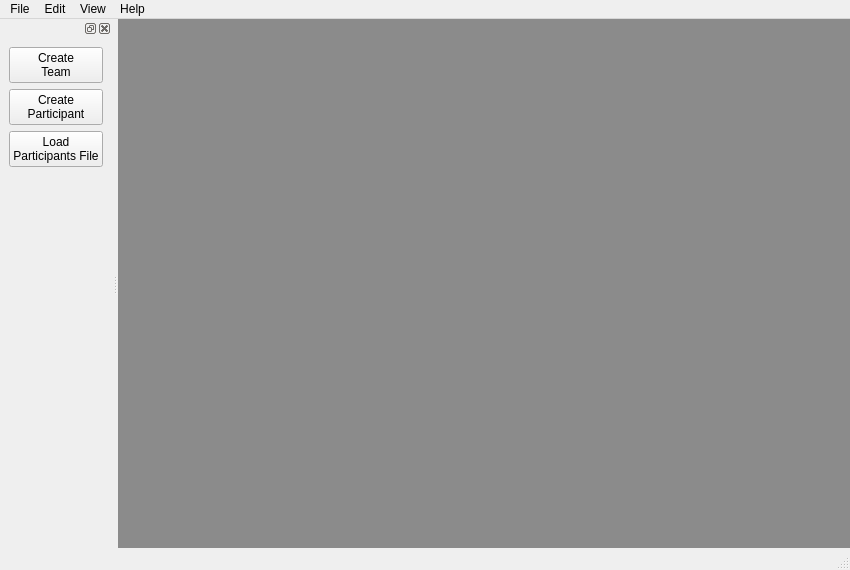
PillowTweezers/PurMyun, file gui/mainwindow.ui: the form before one commit.
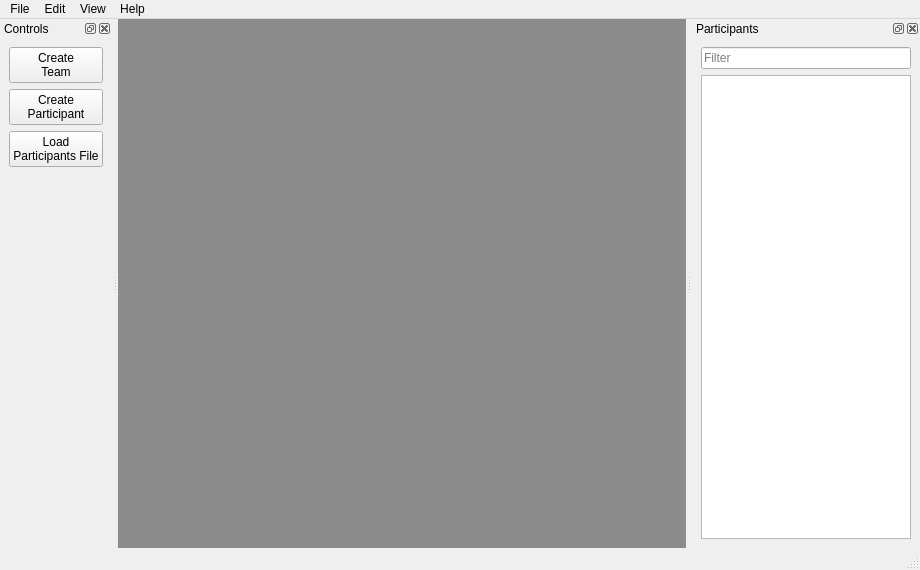
The form after the commit.

Commit message: Added participants dock.

The edit to the form file:
```diff
--- a/gui/mainwindow.ui
+++ b/gui/mainwindow.ui
@@ -6,7 +6,7 @@
    <rect>
     <x>0</x>
     <y>0</y>
-    <width>850</width>
+    <width>920</width>
     <height>570</height>
    </rect>
   </property>
@@ -29,7 +29,7 @@
     <rect>
      <x>0</x>
      <y>0</y>
-     <width>850</width>
+     <width>920</width>
      <height>23</height>
     </rect>
    </property>
@@ -59,7 +59,10 @@
    <addaction name="menuHelp"/>
   </widget>
   <widget class="QStatusBar" name="statusbar"/>
-  <widget class="QDockWidget" name="dockWidget">
+  <widget class="QDockWidget" name="controlsDock">
+   <property name="windowTitle">
+    <string>Controls</string>
+   </property>
    <attribute name="dockWidgetArea">
     <number>1</number>
    </attribute>
@@ -108,6 +111,53 @@
     </layout>
    </widget>
   </widget>
+  <widget class="QDockWidget" name="participantsDock">
+   <property name="minimumSize">
+    <size>
+     <width>228</width>
+     <height>524</height>
+    </size>
+   </property>
+   <property name="windowTitle">
+    <string>Participants</string>
+   </property>
+   <attribute name="dockWidgetArea">
+    <number>2</number>
+   </attribute>
+   <widget class="QWidget" name="dockWidgetContents_2">
+    <layout class="QVBoxLayout" name="verticalLayout_2">
+     <item>
+      <widget class="QLineEdit" name="nameFilterEdt">
+       <property name="text">
+        <string/>
+       </property>
+       <property name="placeholderText">
+        <string>Filter</string>
+       </property>
+      </widget>
+     </item>
+     <item>
+      <widget class="QListView" name="listView">
+       <property name="minimumSize">
+        <size>
+         <width>0</width>
+         <height>454</height>
+        </size>
+       </property>
+       <property name="verticalScrollBarPolicy">
+        <enum>Qt::ScrollBarAlwaysOff</enum>
+       </property>
+       <property name="horizontalScrollBarPolicy">
+        <enum>Qt::ScrollBarAlwaysOff</enum>
+       </property>
+       <property name="sizeAdjustPolicy">
+        <enum>QAbstractScrollArea::AdjustToContents</enum>
+       </property>
+      </widget>
+     </item>
+    </layout>
+   </widget>
+  </widget>
   <action name="actionCreate_Team">
    <property name="text">
     <string>Create Team</string>
```
The commit also changes 1 other file.
